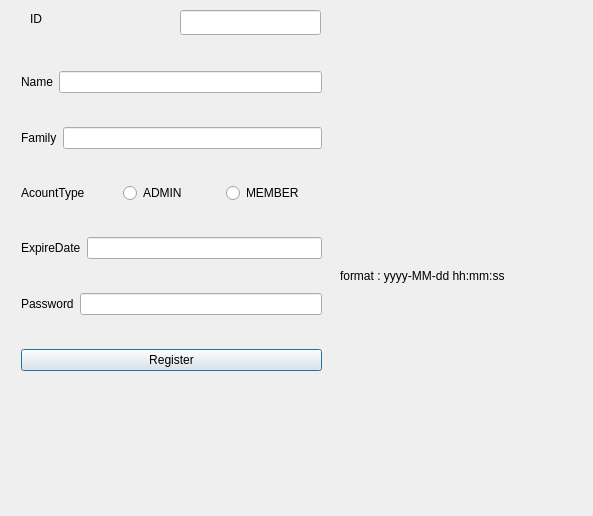
Nilsae/LibraryManagementSystem, file Login/window_registernewaccount.ui: the form before one commit.
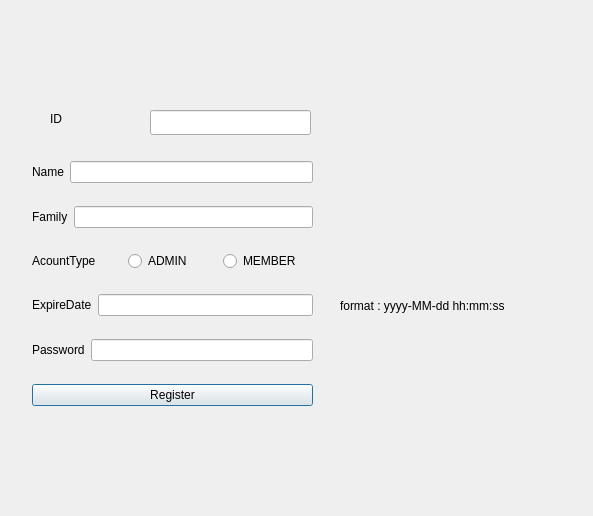
The form after the commit.

```diff
--- a/Login/window_registernewaccount.ui
+++ b/Login/window_registernewaccount.ui
@@ -16,23 +16,10 @@
   <widget class="QWidget" name="layoutWidget">
    <property name="geometry">
     <rect>
-<!--<<<<<<< HEAD-->
-<!--<<<<<<< HEAD-->
-     <x>21</x>
-     <y>43</y>
-     <width>301</width>
-     <height>361</height>
-=======
-=======
->>>>>>> 5faffb79ed62ac4619190044e5907d48751b4ee1
-     <x>172</x>
+     <x>32</x>
      <y>144</y>
-     <width>261</width>
-     <height>271</height>
-<!--<<<<<<< HEAD-->
->>>>>>> 5faffb79ed62ac4619190044e5907d48751b4ee1
-=======
->>>>>>> 5faffb79ed62ac4619190044e5907d48751b4ee1
+     <width>281</width>
+     <height>281</height>
     </rect>
    </property>
    <layout class="QVBoxLayout" name="verticalLayout">
@@ -134,7 +121,7 @@
    <property name="geometry">
     <rect>
      <x>340</x>
-     <y>260</y>
+     <y>290</y>
      <width>241</width>
      <height>31</height>
     </rect>
@@ -146,8 +133,8 @@
   <widget class="QLabel" name="label_2">
    <property name="geometry">
     <rect>
-     <x>30</x>
-     <y>10</y>
+     <x>50</x>
+     <y>110</y>
      <width>67</width>
      <height>17</height>
     </rect>
@@ -159,9 +146,9 @@
   <widget class="QLineEdit" name="lineEdit_ID">
    <property name="geometry">
     <rect>
-     <x>180</x>
-     <y>10</y>
-     <width>141</width>
+     <x>150</x>
+     <y>110</y>
+     <width>161</width>
      <height>25</height>
     </rect>
    </property>
```
